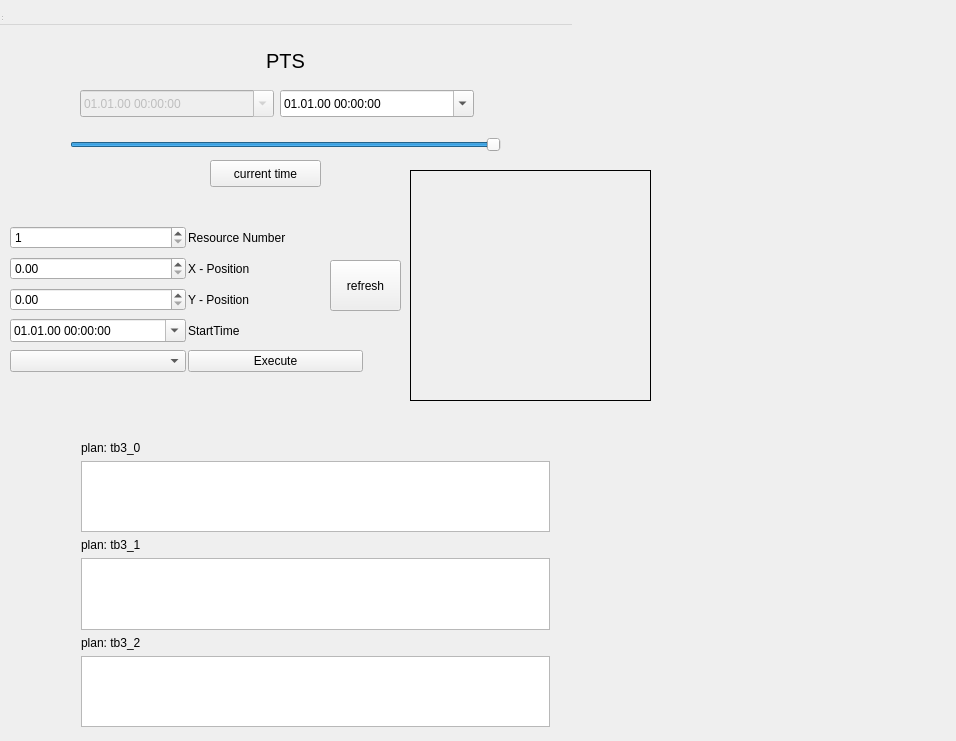
Old version of the form scrollable_timeline/resource/ScrollableTimeline.ui in the repository VirtualVale/ProjectPath.
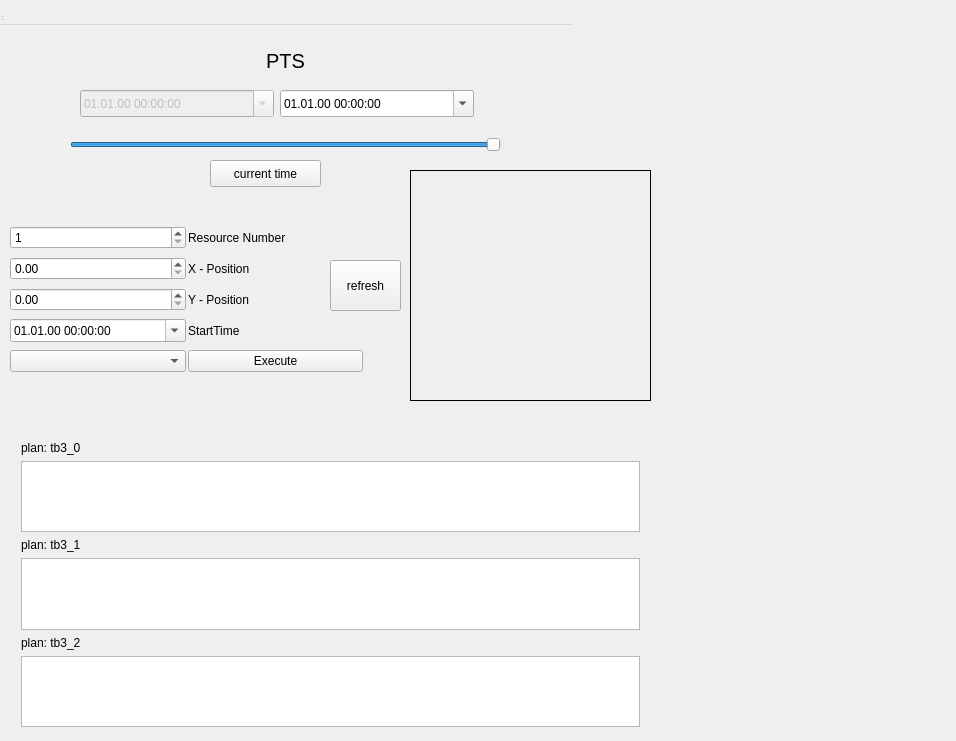
New version of the form. Icons and pictures are not drawn.

```diff
--- a/scrollable_timeline/resource/ScrollableTimeline.ui
+++ b/scrollable_timeline/resource/ScrollableTimeline.ui
@@ -254,9 +254,9 @@
   <widget class="QWidget" name="gridLayoutWidget_2">
    <property name="geometry">
     <rect>
-     <x>70</x>
+     <x>10</x>
      <y>430</y>
-     <width>491</width>
+     <width>641</width>
      <height>308</height>
     </rect>
    </property>
```
